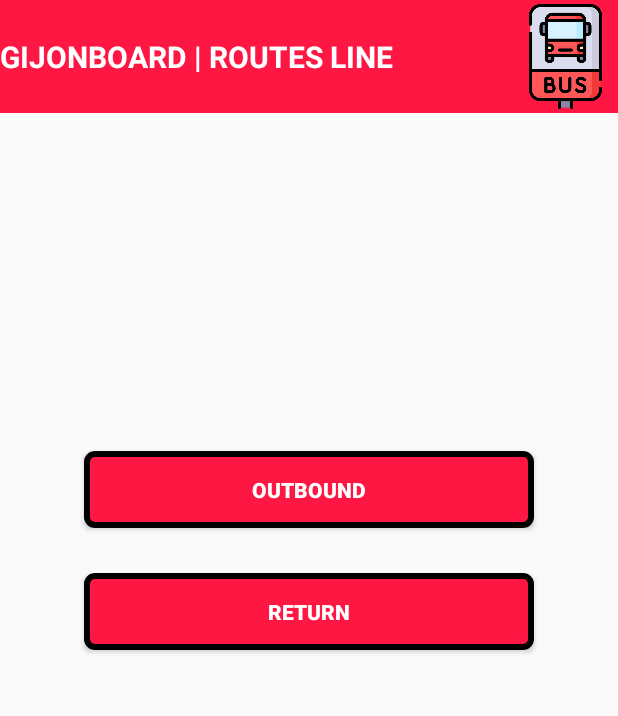
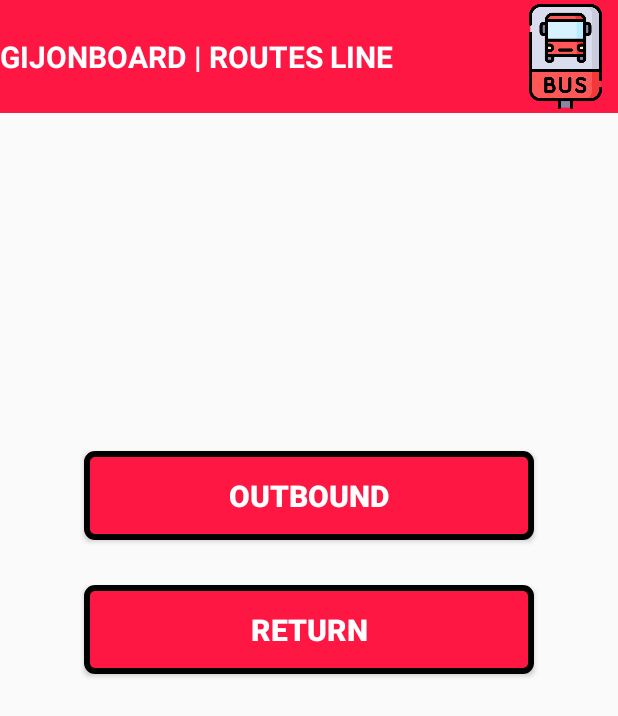
Before and after one commit to alvarorp19/android_final_project, an Android app: the layout activity_second.xml on its own in the app's theme, with its tools: preview values and no code run, on a phone screen of 412 x 824 dp. Shown: the top 716 px of the screen. Run offline under Robolectric (Android 15) with nearby library versions, the phone set to English and light mode, and no system bars.

Commit message:
Cmabios en el tamaño de letra en algunos elementos de la UI

```diff
--- a/JSON_buses/app/src/main/res/layout/activity_second.xml
+++ b/JSON_buses/app/src/main/res/layout/activity_second.xml
@@ -56,6 +56,7 @@
             android:textColor="@color/white"
             android:background="@drawable/red_button"
             android:textStyle="bold"
+            android:textSize="20sp"
             android:padding="16dp" />
 
         <Space
@@ -71,6 +72,7 @@
             android:textColor="@color/white"
             android:background="@drawable/red_button"
             android:textStyle="bold"
+            android:textSize="20sp"
             android:padding="16dp" />
 
     </LinearLayout>
--- a/JSON_buses/app/src/main/res/layout/activity_third.xml
+++ b/JSON_buses/app/src/main/res/layout/activity_third.xml
@@ -38,6 +38,7 @@
                 android:layout_alignParentRight="true"
                 android:background="@drawable/stop_button"
                 android:text="REQUEST STOP"
+                android:textSize="20sp"
                 android:contentDescription="Request button. Press this button and shake the phone to stop the bus"
                 android:textStyle="bold" />
 
```
